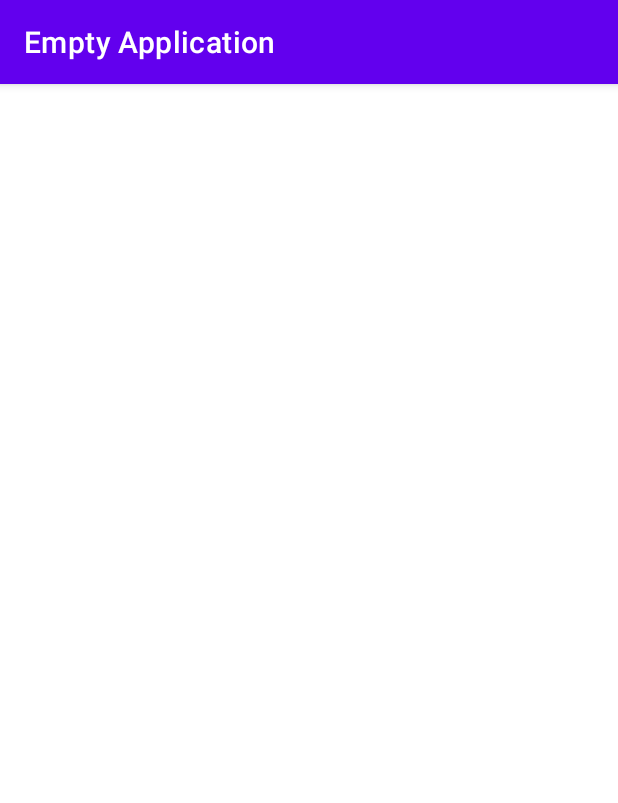
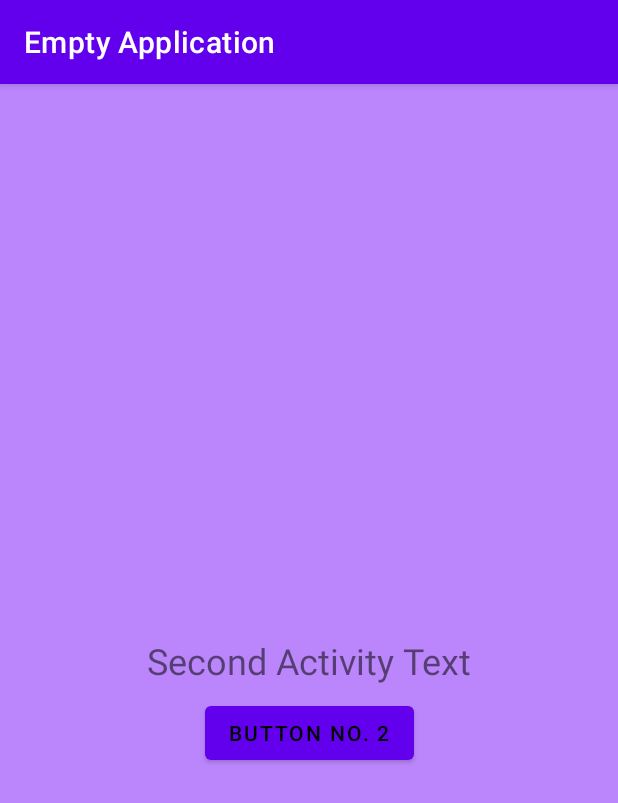
Before and after one commit to froggyman6000/EmptyApplication, an Android app: the SecondActivity screen opened directly, with no data from a screen before it, on a phone screen of 412 x 824 dp. Shown: the top 803 px of the screen. Run offline under Robolectric (Android 15) with nearby library versions, the phone set to English and light mode, and no system bars.

Commit message:
Add TextView and Button to Second Activity

```diff
--- a/app/src/main/java/lt/justinas/emptyapplication/SecondActivity.kt
+++ b/app/src/main/java/lt/justinas/emptyapplication/SecondActivity.kt
@@ -2,10 +2,19 @@ package lt.justinas.emptyapplication
 
 import androidx.appcompat.app.AppCompatActivity
 import android.os.Bundle
+import android.widget.Button
+import android.widget.TextView
 
 class SecondActivity : AppCompatActivity() {
     override fun onCreate(savedInstanceState: Bundle?) {
         super.onCreate(savedInstanceState)
         setContentView(R.layout.activity_second)
+
+        val secondTextView: TextView = findViewById(R.id.secondTextView)
+        val secondButton: Button = findViewById(R.id.secondButton)
+
+        secondTextView.text = getString(R.string.secondActivityText)
+        secondButton.text = getString(R.string.secondButtonText)
+
     }
 }
--- a/app/src/main/res/layout/activity_second.xml
+++ b/app/src/main/res/layout/activity_second.xml
@@ -2,8 +2,31 @@
 <androidx.constraintlayout.widget.ConstraintLayout xmlns:android="http://schemas.android.com/apk/res/android"
     xmlns:app="http://schemas.android.com/apk/res-auto"
     xmlns:tools="http://schemas.android.com/tools"
+    android:background="@color/purple_200"
     android:layout_width="match_parent"
     android:layout_height="match_parent"
     tools:context=".SecondActivity">
 
+    <TextView
+        android:id="@+id/secondTextView"
+        android:layout_width="wrap_content"
+        android:layout_height="wrap_content"
+        android:text="This is the Second Activity"
+        android:textSize="24sp"
+        app:layout_constraintBottom_toBottomOf="parent"
+        app:layout_constraintEnd_toEndOf="parent"
+        app:layout_constraintStart_toStartOf="parent"
+        app:layout_constraintTop_toTopOf="parent"/>
+
+    <Button
+        android:id="@+id/secondButton"
+        android:layout_width="wrap_content"
+        android:layout_height="wrap_content"
+        android:textColor="@color/black"
+        android:text="Second Button"
+        android:layout_marginTop="8dp"
+        app:layout_constraintEnd_toEndOf="@+id/secondTextView"
+        app:layout_constraintStart_toStartOf="@+id/secondTextView"
+        app:layout_constraintTop_toBottomOf="@+id/secondTextView"/>
+
 </androidx.constraintlayout.widget.ConstraintLayout>
--- a/app/src/main/res/values/strings.xml
+++ b/app/src/main/res/values/strings.xml
@@ -3,4 +3,6 @@
     <string name="sayHello">Hi there!</string>
     <string name="secondMessage">Changed text</string>
     <string name="MainActivity_buttonOpen">Open</string>
+    <string name="secondActivityText">Second Activity Text</string>
+    <string name="secondButtonText">Button no. 2</string>
 </resources>
```
